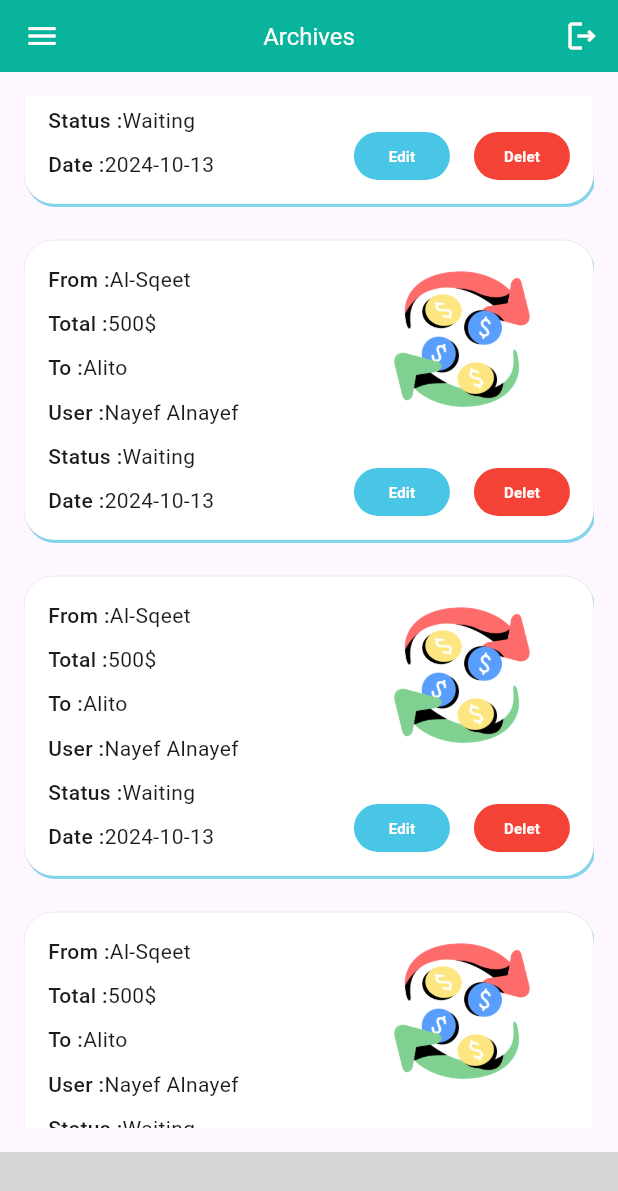
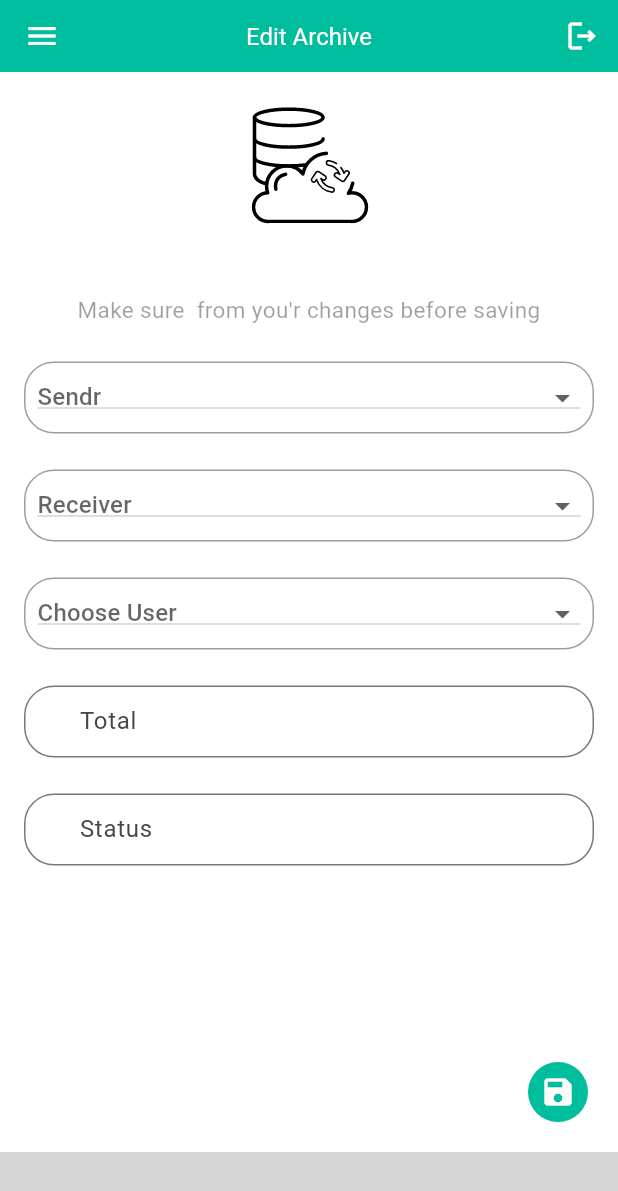
Before and after one commit to Elyas-alnayef/Mony-Transfer-Mobile, a Flutter app: the Archiveindex screen opened by its route, scrolled down 576 dp, after a tap on "Edit", on a phone screen of 412 x 824 dp. Shown: the top 1191 px of the screen. Run offline on Flutter 3.47's test engine with Material 3 defaults, Android fonts, the phone set to English and light mode, and no system bars; our stand-ins replace get; missing offline and left inert: ff_navigation_bar_plus; grey boxes are pictures that could not be loaded.

Commit message:
archive-finish

```diff
--- a/lib/core/constant/imageassets.dart
+++ b/lib/core/constant/imageassets.dart
@@ -5,4 +5,6 @@ class Images {
   static const String pointlogo = "$imagebaserout/bank.png";
   static const String arcivelogo = "$imagebaserout/archivelogo.png";
   static const String createlogo = "$imagebaserout/plus.gif";
+  static const String updatelogo = "$imagebaserout/updatedatabase.gif";
+  static const String showlogo = "$imagebaserout/Showpoint.gif";
 }
--- a/lib/core/constant/routs.dart
+++ b/lib/core/constant/routs.dart
@@ -4,4 +4,8 @@ class Approutes {
   static const String archiveindex = "archiveindex/";
   static const String pointindex = "pointindex/";
   static const String createpoint = "createpoint/";
+  static const String updatepoint = "updatepoint/";
+  static const String showpoint = "showpoint/";
+  static const String createarchive = "createarchive/";
+  static const String editarchive = "editarchive/";
 }
--- a/lib/view/screen/archive/update.dart
+++ b/lib/view/screen/archive/update.dart
@@ -0,0 +1,134 @@
+import 'package:flutter/material.dart';
+import 'package:get/get.dart';
+import 'package:transferapp/core/constant/imageassets.dart';
+import 'package:transferapp/view/widget/dropdownb.dart';
+import '../../../controller/bottomnavicationbar.dart';
+import '../../../controller/point/updatecontroller.dart';
+import '../../../core/constant/color.dart';
+import '../../widget/bottomnavicationbar.dart';
+import '../../widget/appbar.dart';
+import '../../widget/drawer.dart';
+import '../../widget/textfield.dart';
+
+class Updatearchive extends StatelessWidget {
+  const Updatearchive({super.key});
+
+  @override
+  Widget build(BuildContext context) {
+    Bottomnavicationbarcontroller bottomcontroller =
+        Get.put(Bottomnavicationbarcontroller());
+    return Scaffold(
+      backgroundColor: Colors.white,
+      drawer: drawer(),
+      appBar: appbar(title: "Edit Archive"),
+      bottomNavigationBar: bottombar(controller: bottomcontroller),
+      floatingActionButton: IconButton(
+          tooltip: "Save",
+          onPressed: () {},
+          icon: Icon(Icons.save),
+          color: Appcolor.primary2,
+          style: ButtonStyle(
+              backgroundColor: MaterialStatePropertyAll(Appcolor.buttoncolor))),
+      body: Padding(
+          padding: EdgeInsets.all(16),
+          child: SingleChildScrollView(
+            child: Column(children: [
+              Container(
+                width: 100,
+                height: 100,
+                child: Image.asset(Images.updatelogo),
+              ),
+              SizedBox(height: 32),
+              Text(
+                "Make sure  from you'r changes before saving",
+                style: TextStyle(color: Appcolor.subtitl, fontSize: 15),
+                textAlign: TextAlign.center,
+              ),
+              SizedBox(height: 24),
+              dropdown(
+                  hint: "Sendr",
+                  items: [
+                    DropdownMenuItem(
+                      child: Text("Al-Haffar"),
+                      value: "1",
+                    ),
+                    DropdownMenuItem(
+                      child: Text("Al-Saqeet"),
+                      value: "2",
+                    ),
+                    DropdownMenuItem(
+                      child: Text("Alito"),
+                      value: "3",
+                    ),
+                  ].toList(),
+                  function: (value) {
+                    print(value.toString());
+                    return value;
+                  }),
+              SizedBox(
+                height: 24,
+              ),
+              dropdown(
+                  hint: "Receiver",
+                  items: [
+                    DropdownMenuItem(
+                      child: Text("Greer"),
+                      value: "1",
+                    ),
+                    DropdownMenuItem(
+                      child: Text("Al-Shamra"),
+                      value: "2",
+                    ),
+                    DropdownMenuItem(
+                      child: Text("Kabso"),
+                      value: "3",
+                    ),
+                  ].toList(),
+                  function: (value) {
+                    print(value.toString());
+                    return value;
+                  }),
+              SizedBox(
+                height: 24,
+              ),
+              dropdown(
+                  hint: "Choose User",
+                  items: [
+                    DropdownMenuItem(
+                      child: Text("Elyas"),
+                      value: "1",
+                    ),
+                    DropdownMenuItem(
+                      child: Text("Nayef"),
+                      value: "2",
+                    ),
+                    DropdownMenuItem(
+                      child: Text("Khaled"),
+                      value: "3",
+                    ),
+                  ].toList(),
+                  function: (value) {
+                    print(value.toString());
+                    return value;
+                  }),
+              SizedBox(
+                height: 24,
+              ),
+              mytextfield(
+                hint: "Enter total",
+                lable: "Total",
+                controller: TextEditingController(),
+              ),
+              SizedBox(
+                height: 24,
+              ),
+              mytextfield(
+                hint: "Enter Status",
+                lable: "Status",
+                controller: TextEditingController(),
+              ),
+            ]),
+          )),
+    );
+  }
+}
--- a/lib/view/widget/archivecard.dart
+++ b/lib/view/widget/archivecard.dart
@@ -1,4 +1,6 @@
 import 'package:flutter/material.dart';
+import 'package:get/get.dart';
+import 'package:transferapp/core/constant/routs.dart';
 
 import '../../core/constant/color.dart';
 import '../../core/constant/imageassets.dart';
@@ -98,7 +100,11 @@ Widget archivecard({
             Row(
               children: [
                 smallbutton(
-                    function: () {}, name: "Edit", color: Appcolor.primary1),
+                    function: () {
+                      Get.toNamed(Approutes.editarchive);
+                    },
+                    name: "Edit",
+                    color: Appcolor.primary1),
                 const SizedBox(
                   width: 16,
                 ),
--- /dev/null
+++ b/lib/view/widget/dropdownb.dart
@@ -0,0 +1,26 @@
+import 'package:flutter/material.dart';
+
+import '../../core/constant/color.dart';
+
+Widget dropdown({
+  required String hint,
+  required List<DropdownMenuItem> items,
+  required Function(String) function,
+}) =>
+    Container(
+      padding: EdgeInsets.all(8),
+      height: 48,
+      decoration: BoxDecoration(
+          borderRadius: BorderRadius.circular(20),
+          border: Border.all(color: Appcolor.subtitl)),
+      child: DropdownButton(
+        borderRadius: BorderRadius.all(Radius.circular(20)),
+        isExpanded: true,
+        hint: Text("$hint"),
+        items: items,
+        onChanged: (value) {
+          function(value);
+        },
+        value: null,
+      ),
+    );
```
Also changed, not shown: lib/controller/point/updatecontroller.dart (added, +41 -0 lines), lib/core/functions/pointoprations.dart (+10 -1 lines), lib/main.dart (+0 -9 lines), lib/routs.dart (+8 -0 lines), lib/view/screen/archive/create.dart (+135 -0 lines), lib/view/screen/point/show.dart (+191 -0 lines), lib/view/screen/point/update.dart (+114 -0 lines), lib/view/widget/bointcard.dart (+21 -34 lines), assets/images/Showpoint.gif (added), assets/images/updatedatabase.gif (added).
